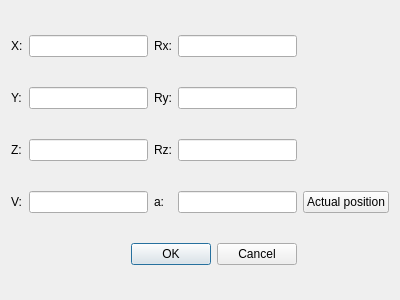
piokac/summerschoolUR3, file panel_sterowania/waypoint.ui: the form before one commit.
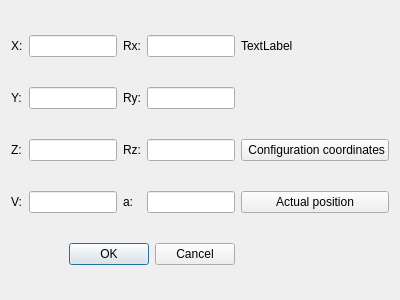
The form after the commit.

The edit to the form file:
```diff
--- a/panel_sterowania/waypoint.ui
+++ b/panel_sterowania/waypoint.ui
@@ -111,6 +111,20 @@
      </property>
     </widget>
    </item>
+   <item row="0" column="4">
+    <widget class="QLabel" name="label_description">
+     <property name="text">
+      <string>TextLabel</string>
+     </property>
+    </widget>
+   </item>
+   <item row="3" column="4">
+    <widget class="QPushButton" name="pushButton_cc">
+     <property name="text">
+      <string> Configuration coordinates</string>
+     </property>
+    </widget>
+   </item>
   </layout>
  </widget>
  <resources/>
```
